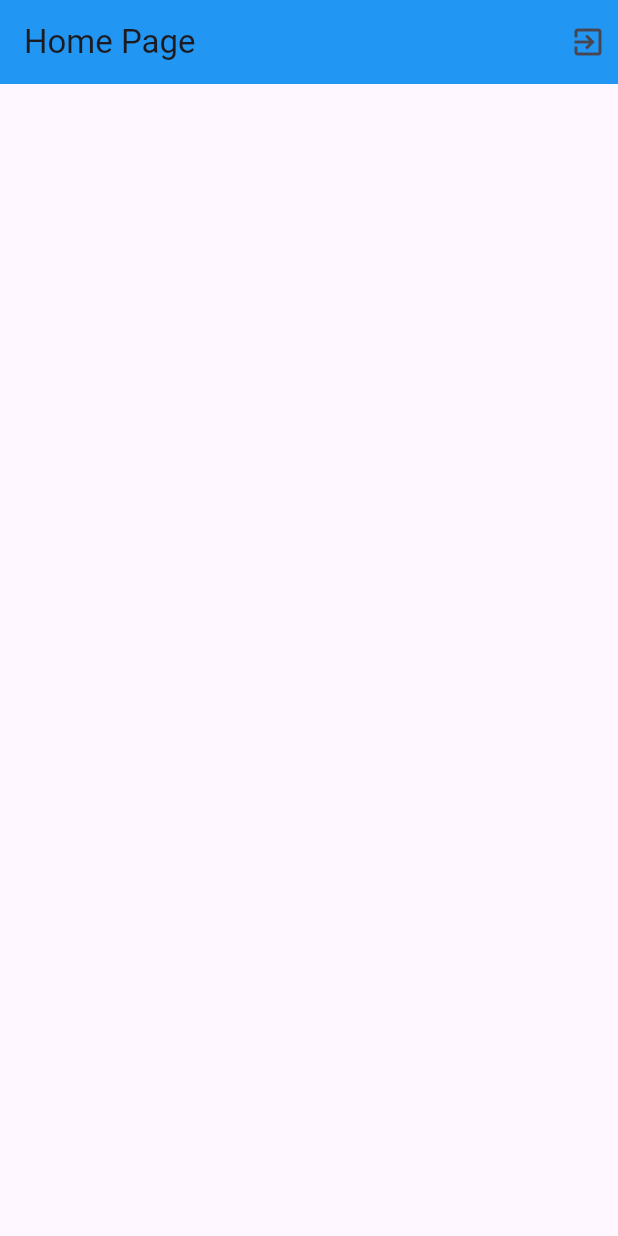
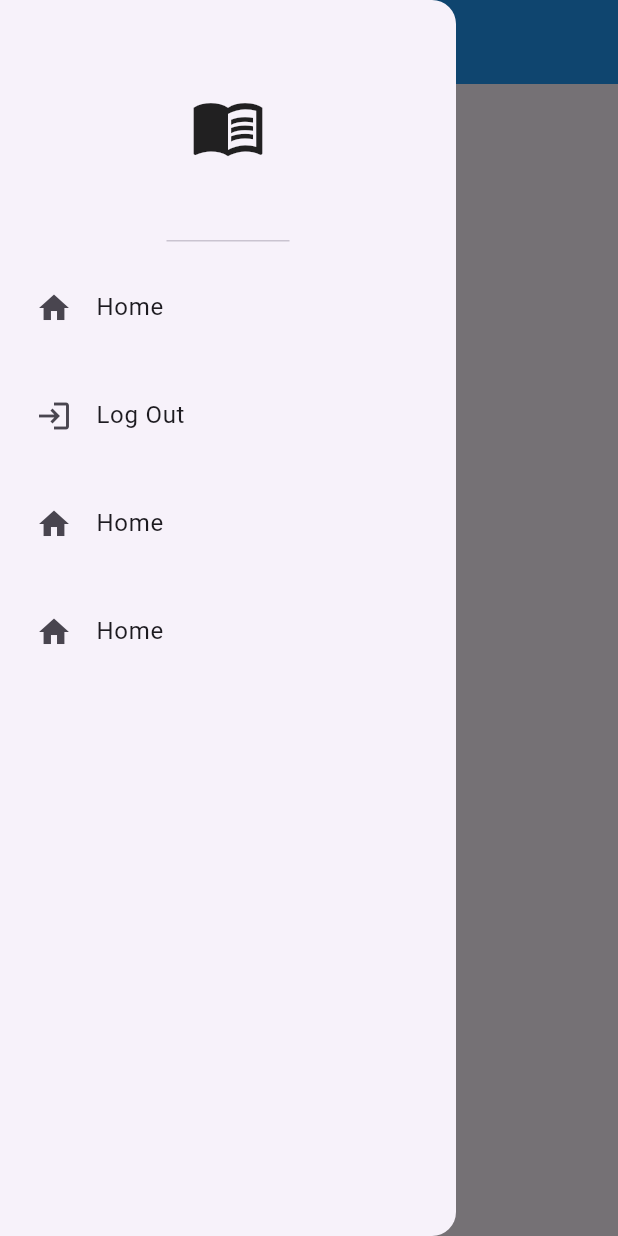
Before and after one commit to Xsidz/firebasetut, a Flutter app: the screen it shows once a user with an empty profile is signed in, with the side drawer open (before the commit the screen has no drawer), on a phone screen of 412 x 824 dp. Run offline on Flutter 3.47's test engine with Material 3 defaults, Android fonts, the phone set to English and light mode, and no system bars; our stand-ins replace firebase_auth, firebase_core; accounts and stored records are empty; network calls fail.

```diff
--- a/lib/pages/home_page.dart
+++ b/lib/pages/home_page.dart
@@ -13,17 +13,51 @@ class HomePage extends StatelessWidget {
       appBar: AppBar(
         title: Text("Home Page"),
         backgroundColor: Colors.blue,
-        actions: [
+      ),
+      drawer: Drawer(
+        child: Column(
+          children: [
+            DrawerHeader(
+              child: Title(
+                  color: Colors.black,
+                  child: Icon(
+                    Icons.menu_book,
+                    size: 50,
+                  )),
+            ),
             Padding(
               padding: const EdgeInsets.all(8.0),
-            child: GestureDetector(
-              child: Icon(Icons.exit_to_app_outlined),
+              child: ListTile(
+                leading: Icon(Icons.home),
+                title: Text('Home'),
+              ),
+            ),
+            Padding(
+              padding: const EdgeInsets.all(8.0),
+              child: ListTile(
+                leading: Icon(Icons.login_outlined),
+                title: Text('Log Out'),
                 onTap: () async {
                   await FirebaseAuth.instance.signOut();
                 },
               ),
-          )
+            ),
+            Padding(
+              padding: const EdgeInsets.all(8.0),
+              child: ListTile(
+                leading: Icon(Icons.home),
+                title: Text('Home'),
+              ),
+            ),
+            Padding(
+              padding: const EdgeInsets.all(8.0),
+              child: ListTile(
+                leading: Icon(Icons.home),
+                title: Text('Home'),
+              ),
+            ),
           ],
+        ),
       ),
       body: Center(
         child: Column(
```
Also changed, not shown: lib/auth/forgot_pass.dart (added, +79 -0 lines), lib/auth/login_page.dart (+22 -0 lines). Lines whose indentation alone changed are shown as unchanged.
